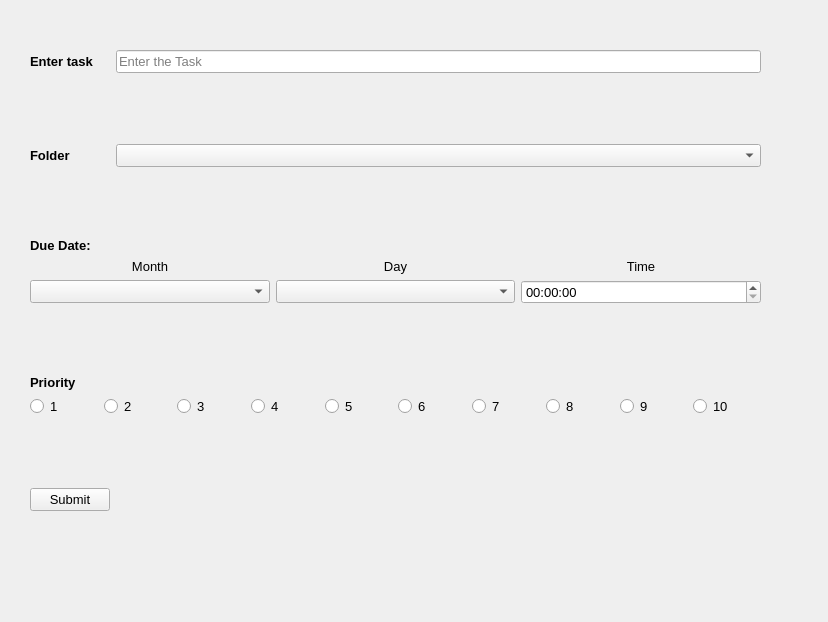
This is GUI/addTaskswindow.ui in Brian-Jane/csProject as Qt 5 draws it before an edit. The edited form follows.
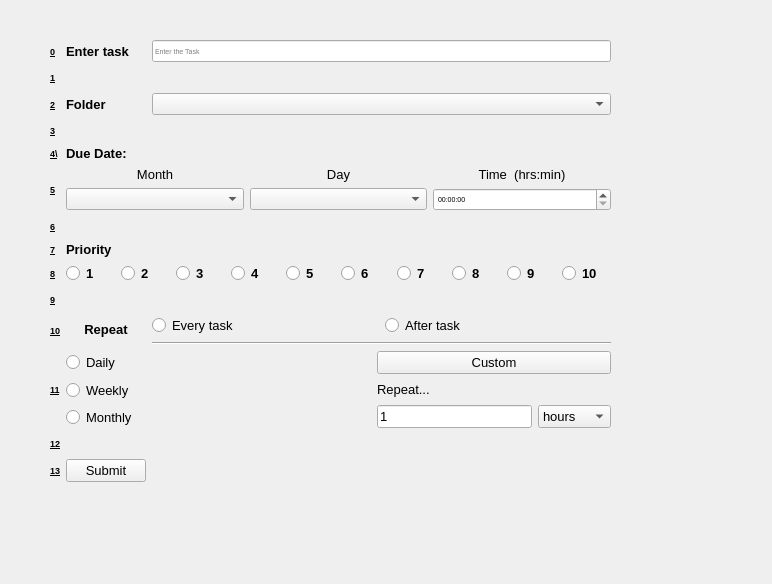
This is the edited form.

```diff
--- a/GUI/addTaskswindow.ui
+++ b/GUI/addTaskswindow.ui
@@ -6,8 +6,8 @@
    <rect>
     <x>0</x>
     <y>0</y>
-    <width>828</width>
-    <height>622</height>
+    <width>772</width>
+    <height>584</height>
    </rect>
   </property>
   <property name="windowTitle">
@@ -23,62 +23,108 @@
    <widget class="QWidget" name="gridLayoutWidget">
     <property name="geometry">
      <rect>
-      <x>30</x>
-      <y>50</y>
-      <width>731</width>
-      <height>461</height>
+      <x>50</x>
+      <y>40</y>
+      <width>561</width>
+      <height>442</height>
      </rect>
     </property>
     <property name="font">
      <font>
-      <pointsize>10</pointsize>
+      <pointsize>5</pointsize>
+      <weight>75</weight>
+      <bold>true</bold>
      </font>
     </property>
     <layout class="QGridLayout" name="gridLayout">
-     <item row="3" column="0">
-      <spacer name="verticalSpacer_2">
-       <property name="orientation">
-        <enum>Qt::Vertical</enum>
+     <item row="5" column="0">
+      <widget class="QLabel" name="label_12">
+       <property name="font">
+        <font>
+         <pointsize>7</pointsize>
+         <weight>75</weight>
+         <bold>true</bold>
+         <underline>true</underline>
+        </font>
        </property>
-       <property name="sizeHint" stdset="0">
-        <size>
-         <width>20</width>
-         <height>40</height>
-        </size>
+       <property name="text">
+        <string>4\</string>
        </property>
-      </spacer>
+      </widget>
      </item>
-     <item row="13" column="0">
-      <widget class="QPushButton" name="pushButton">
+     <item row="15" column="0">
+      <widget class="QLabel" name="label_14">
+       <property name="font">
+        <font>
+         <pointsize>7</pointsize>
+         <weight>75</weight>
+         <bold>true</bold>
+         <underline>true</underline>
+        </font>
+       </property>
        <property name="text">
-        <string>Submit</string>
+        <string>13</string>
        </property>
       </widget>
      </item>
-     <item row="0" column="1">
-      <widget class="QLineEdit" name="lineEdit">
-       <property name="placeholderText">
-        <string>Enter the Task</string>
+     <item row="0" column="0">
+      <widget class="QLabel" name="label_9">
+       <property name="font">
+        <font>
+         <pointsize>7</pointsize>
+         <weight>75</weight>
+         <bold>true</bold>
+         <underline>true</underline>
+        </font>
        </property>
+       <property name="text">
+        <string>0</string>
+       </property>
       </widget>
      </item>
-     <item row="1" column="0">
-      <spacer name="verticalSpacer_4">
-       <property name="orientation">
-        <enum>Qt::Vertical</enum>
+     <item row="6" column="0">
+      <widget class="QLabel" name="label_19">
+       <property name="font">
+        <font>
+         <pointsize>7</pointsize>
+         <weight>75</weight>
+         <bold>true</bold>
+         <underline>true</underline>
+        </font>
        </property>
-       <property name="sizeHint" stdset="0">
-        <size>
-         <width>20</width>
-         <height>40</height>
-        </size>
+       <property name="text">
+        <string>5</string>
        </property>
-      </spacer>
+      </widget>
      </item>
-     <item row="6" column="0" colspan="2">
+     <item row="2" column="1">
+      <widget class="QLabel" name="label_6">
+       <property name="font">
+        <font>
+         <pointsize>10</pointsize>
+         <weight>75</weight>
+         <bold>true</bold>
+        </font>
+       </property>
+       <property name="text">
+        <string>Folder</string>
+       </property>
+       <property name="alignment">
+        <set>Qt::AlignLeading|Qt::AlignLeft|Qt::AlignVCenter</set>
+       </property>
+      </widget>
+     </item>
+     <item row="6" column="1" colspan="2">
       <layout class="QGridLayout" name="gridLayout_2">
        <item row="1" column="0">
         <widget class="QComboBox" name="comboBox_2">
+         <property name="font">
+          <font>
+           <pointsize>5</pointsize>
+           <weight>50</weight>
+           <bold>false</bold>
+          </font>
+         </property>
          <item>
           <property name="text">
            <string/>
@@ -147,17 +193,27 @@
         </widget>
        </item>
        <item row="1" column="2">
-        <widget class="QTimeEdit" name="timeEdit"/>
+        <widget class="QTimeEdit" name="timeEdit">
+         <property name="font">
+          <font>
+           <pointsize>5</pointsize>
+           <weight>50</weight>
+           <bold>false</bold>
+          </font>
+         </property>
+        </widget>
        </item>
        <item row="0" column="2">
         <widget class="QLabel" name="label_7">
          <property name="font">
           <font>
            <pointsize>10</pointsize>
+           <weight>50</weight>
+           <bold>false</bold>
           </font>
          </property>
          <property name="text">
-          <string>Time</string>
+          <string>Time  (hrs:min)</string>
          </property>
          <property name="alignment">
           <set>Qt::AlignCenter</set>
@@ -166,6 +222,13 @@
        </item>
        <item row="1" column="1">
         <widget class="QComboBox" name="comboBox_3">
+         <property name="font">
+          <font>
+           <pointsize>5</pointsize>
+           <weight>50</weight>
+           <bold>false</bold>
+          </font>
+         </property>
          <item>
           <property name="text">
            <string/>
@@ -333,6 +396,8 @@
          <property name="font">
           <font>
            <pointsize>10</pointsize>
+           <weight>50</weight>
+           <bold>false</bold>
           </font>
          </property>
          <property name="text">
@@ -348,6 +413,8 @@
          <property name="font">
           <font>
            <pointsize>10</pointsize>
+           <weight>50</weight>
+           <bold>false</bold>
           </font>
          </property>
          <property name="text">
@@ -360,93 +427,15 @@
        </item>
       </layout>
      </item>
-     <item row="7" column="0">
-      <spacer name="verticalSpacer_3">
-       <property name="orientation">
-        <enum>Qt::Vertical</enum>
-       </property>
-       <property name="sizeHint" stdset="0">
-        <size>
-         <width>20</width>
-         <height>40</height>
-        </size>
-       </property>
-      </spacer>
-     </item>
-     <item row="4" column="0">
-      <widget class="QLabel" name="label_2">
-       <property name="font">
-        <font>
-         <pointsize>10</pointsize>
-         <weight>75</weight>
-         <bold>true</bold>
-        </font>
-       </property>
-       <property name="text">
-        <string>Due Date:</string>
-       </property>
-       <property name="alignment">
-        <set>Qt::AlignLeading|Qt::AlignLeft|Qt::AlignVCenter</set>
-       </property>
-      </widget>
-     </item>
-     <item row="10" column="0">
-      <spacer name="verticalSpacer">
-       <property name="orientation">
-        <enum>Qt::Vertical</enum>
-       </property>
-       <property name="sizeHint" stdset="0">
-        <size>
-         <width>20</width>
-         <height>40</height>
-        </size>
-       </property>
-      </spacer>
-     </item>
-     <item row="2" column="0">
-      <widget class="QLabel" name="label_6">
-       <property name="font">
-        <font>
-         <pointsize>10</pointsize>
-         <weight>75</weight>
-         <bold>true</bold>
-        </font>
-       </property>
-       <property name="text">
-        <string>Folder</string>
-       </property>
-       <property name="alignment">
-        <set>Qt::AlignLeading|Qt::AlignLeft|Qt::AlignVCenter</set>
-       </property>
-      </widget>
-     </item>
-     <item row="0" column="0">
-      <widget class="QLabel" name="label">
-       <property name="font">
-        <font>
-         <pointsize>10</pointsize>
-         <weight>75</weight>
-         <bold>true</bold>
-        </font>
-       </property>
-       <property name="text">
-        <string>Enter task </string>
-       </property>
-       <property name="alignment">
-        <set>Qt::AlignLeading|Qt::AlignLeft|Qt::AlignVCenter</set>
-       </property>
-      </widget>
-     </item>
-     <item row="2" column="1">
-      <widget class="QComboBox" name="comboBox"/>
-     </item>
-     <item row="9" column="0" colspan="2">
+     <item row="9" column="1" colspan="2">
       <layout class="QHBoxLayout" name="horizontalLayout">
        <item>
         <widget class="QRadioButton" name="radioButton">
          <property name="font">
           <font>
            <pointsize>10</pointsize>
+           <weight>75</weight>
+           <bold>true</bold>
           </font>
          </property>
          <property name="text">
@@ -459,6 +448,8 @@
          <property name="font">
           <font>
            <pointsize>10</pointsize>
+           <weight>75</weight>
+           <bold>true</bold>
           </font>
          </property>
          <property name="text">
@@ -471,6 +462,8 @@
          <property name="font">
           <font>
            <pointsize>10</pointsize>
+           <weight>75</weight>
+           <bold>true</bold>
           </font>
          </property>
          <property name="text">
@@ -483,6 +476,8 @@
          <property name="font">
           <font>
            <pointsize>10</pointsize>
+           <weight>75</weight>
+           <bold>true</bold>
           </font>
          </property>
          <property name="text">
@@ -495,6 +490,8 @@
          <property name="font">
           <font>
            <pointsize>10</pointsize>
+           <weight>75</weight>
+           <bold>true</bold>
           </font>
          </property>
          <property name="text">
@@ -507,6 +504,8 @@
          <property name="font">
           <font>
            <pointsize>10</pointsize>
+           <weight>75</weight>
+           <bold>true</bold>
           </font>
          </property>
          <property name="text">
@@ -519,6 +518,8 @@
          <property name="font">
           <font>
            <pointsize>10</pointsize>
+           <weight>75</weight>
+           <bold>true</bold>
           </font>
          </property>
          <property name="text">
@@ -531,6 +532,8 @@
          <property name="font">
           <font>
            <pointsize>10</pointsize>
+           <weight>75</weight>
+           <bold>true</bold>
           </font>
          </property>
          <property name="text">
@@ -543,6 +546,8 @@
          <property name="font">
           <font>
            <pointsize>10</pointsize>
+           <weight>75</weight>
+           <bold>true</bold>
           </font>
          </property>
          <property name="text">
@@ -555,6 +560,8 @@
          <property name="font">
           <font>
            <pointsize>10</pointsize>
+           <weight>75</weight>
+           <bold>true</bold>
           </font>
          </property>
          <property name="text">
@@ -564,7 +571,219 @@
        </item>
       </layout>
      </item>
+     <item row="7" column="0">
+      <widget class="QLabel" name="label_16">
+       <property name="font">
+        <font>
+         <pointsize>7</pointsize>
+         <weight>75</weight>
+         <bold>true</bold>
+         <underline>true</underline>
+        </font>
+       </property>
+       <property name="text">
+        <string>6</string>
+       </property>
+      </widget>
+     </item>
+     <item row="0" column="1">
+      <widget class="QLabel" name="label">
+       <property name="font">
+        <font>
+         <pointsize>10</pointsize>
+         <weight>75</weight>
+         <bold>true</bold>
+        </font>
+       </property>
+       <property name="text">
+        <string>Enter task </string>
+       </property>
+       <property name="alignment">
+        <set>Qt::AlignLeading|Qt::AlignLeft|Qt::AlignVCenter</set>
+       </property>
+      </widget>
+     </item>
+     <item row="14" column="0">
+      <widget class="QLabel" name="label_21">
+       <property name="font">
+        <font>
+         <pointsize>7</pointsize>
+         <weight>75</weight>
+         <bold>true</bold>
+         <underline>true</underline>
+        </font>
+       </property>
+       <property name="text">
+        <string>12</string>
+       </property>
+      </widget>
+     </item>
+     <item row="2" column="0">
+      <widget class="QLabel" name="label_11">
+       <property name="font">
+        <font>
+         <pointsize>7</pointsize>
+         <weight>75</weight>
+         <bold>true</bold>
+         <underline>true</underline>
+        </font>
+       </property>
+       <property name="text">
+        <string>2</string>
+       </property>
+      </widget>
+     </item>
+     <item row="3" column="1">
+      <spacer name="verticalSpacer_2">
+       <property name="orientation">
+        <enum>Qt::Vertical</enum>
+       </property>
+       <property name="sizeHint" stdset="0">
+        <size>
+         <width>20</width>
+         <height>40</height>
+        </size>
+       </property>
+      </spacer>
+     </item>
+     <item row="10" column="1">
+      <spacer name="verticalSpacer">
+       <property name="orientation">
+        <enum>Qt::Vertical</enum>
+       </property>
+       <property name="sizeHint" stdset="0">
+        <size>
+         <width>20</width>
+         <height>40</height>
+        </size>
+       </property>
+      </spacer>
+     </item>
+     <item row="9" column="0">
+      <widget class="QLabel" name="label_18">
+       <property name="font">
+        <font>
+         <pointsize>7</pointsize>
+         <weight>75</weight>
+         <bold>true</bold>
+         <underline>true</underline>
+        </font>
+       </property>
+       <property name="text">
+        <string>8</string>
+       </property>
+      </widget>
+     </item>
+     <item row="7" column="1">
+      <spacer name="verticalSpacer_3">
+       <property name="orientation">
+        <enum>Qt::Vertical</enum>
+       </property>
+       <property name="sizeHint" stdset="0">
+        <size>
+         <width>20</width>
+         <height>40</height>
+        </size>
+       </property>
+      </spacer>
+     </item>
+     <item row="10" column="0">
+      <widget class="QLabel" name="label_23">
+       <property name="font">
+        <font>
+         <pointsize>7</pointsize>
+         <weight>75</weight>
+         <bold>true</bold>
+         <underline>true</underline>
+        </font>
+       </property>
+       <property name="text">
+        <string>9</string>
+       </property>
+      </widget>
+     </item>
+     <item row="2" column="2">
+      <widget class="QComboBox" name="comboBox">
+       <property name="font">
+        <font>
+         <pointsize>5</pointsize>
+         <weight>50</weight>
+         <bold>false</bold>
+        </font>
+       </property>
+      </widget>
+     </item>
+     <item row="14" column="1">
+      <spacer name="verticalSpacer_5">
+       <property name="orientation">
+        <enum>Qt::Vertical</enum>
+       </property>
+       <property name="sizeHint" stdset="0">
+        <size>
+         <width>20</width>
+         <height>40</height>
+        </size>
+       </property>
+      </spacer>
+     </item>
      <item row="8" column="0">
+      <widget class="QLabel" name="label_15">
+       <property name="font">
+        <font>
+         <pointsize>7</pointsize>
+         <weight>75</weight>
+         <bold>true</bold>
+         <underline>true</underline>
+        </font>
+       </property>
+       <property name="text">
+        <string>7</string>
+       </property>
+      </widget>
+     </item>
+     <item row="0" column="2">
+      <widget class="QLineEdit" name="lineEdit">
+       <property name="font">
+        <font>
+         <pointsize>5</pointsize>
+         <weight>50</weight>
+         <bold>false</bold>
+        </font>
+       </property>
+       <property name="placeholderText">
+        <string>Enter the Task</string>
+       </property>
+      </widget>
+     </item>
+     <item row="1" column="1">
+      <spacer name="verticalSpacer_4">
+       <property name="orientation">
+        <enum>Qt::Vertical</enum>
+       </property>
+       <property name="sizeHint" stdset="0">
+        <size>
+         <width>20</width>
+         <height>40</height>
+        </size>
+       </property>
+      </spacer>
+     </item>
+     <item row="11" column="0">
+      <widget class="QLabel" name="label_22">
+       <property name="font">
+        <font>
+         <pointsize>7</pointsize>
+         <weight>75</weight>
+         <bold>true</bold>
+         <underline>true</underline>
+        </font>
+       </property>
+       <property name="text">
+        <string>10</string>
+       </property>
+      </widget>
+     </item>
+     <item row="8" column="1">
       <widget class="QLabel" name="label_3">
        <property name="font">
         <font>
@@ -581,6 +800,291 @@
        </property>
       </widget>
      </item>
+     <item row="3" column="0">
+      <widget class="QLabel" name="label_13">
+       <property name="font">
+        <font>
+         <pointsize>7</pointsize>
+         <weight>75</weight>
+         <bold>true</bold>
+         <underline>true</underline>
+        </font>
+       </property>
+       <property name="text">
+        <string>3</string>
+       </property>
+      </widget>
+     </item>
+     <item row="12" column="0">
+      <widget class="QLabel" name="label_20">
+       <property name="font">
+        <font>
+         <pointsize>7</pointsize>
+         <weight>75</weight>
+         <bold>true</bold>
+         <underline>true</underline>
+        </font>
+       </property>
+       <property name="text">
+        <string>11</string>
+       </property>
+      </widget>
+     </item>
+     <item row="15" column="1">
+      <widget class="QPushButton" name="pushButton">
+       <property name="font">
+        <font>
+         <pointsize>10</pointsize>
+         <weight>50</weight>
+         <bold>false</bold>
+        </font>
+       </property>
+       <property name="text">
+        <string>Submit</string>
+       </property>
+       <property name="checkable">
+        <bool>true</bool>
+       </property>
+       <property name="flat">
+        <bool>false</bool>
+       </property>
+      </widget>
+     </item>
+     <item row="5" column="1">
+      <widget class="QLabel" name="label_2">
+       <property name="font">
+        <font>
+         <pointsize>10</pointsize>
+         <weight>75</weight>
+         <bold>true</bold>
+        </font>
+       </property>
+       <property name="text">
+        <string>Due Date:</string>
+       </property>
+       <property name="alignment">
+        <set>Qt::AlignLeading|Qt::AlignLeft|Qt::AlignVCenter</set>
+       </property>
+      </widget>
+     </item>
+     <item row="11" column="1">
+      <widget class="QPushButton" name="pushButton_2">
+       <property name="font">
+        <font>
+         <pointsize>10</pointsize>
+         <weight>75</weight>
+         <bold>true</bold>
+        </font>
+       </property>
+       <property name="text">
+        <string>Repeat</string>
+       </property>
+       <property name="checkable">
+        <bool>true</bool>
+       </property>
+       <property name="flat">
+        <bool>true</bool>
+       </property>
+      </widget>
+     </item>
+     <item row="11" column="2">
+      <layout class="QGridLayout" name="gridLayout_3">
+       <item row="0" column="0">
+        <widget class="QRadioButton" name="radioButton_11">
+         <property name="font">
+          <font>
+           <pointsize>10</pointsize>
+           <weight>50</weight>
+           <bold>false</bold>
+          </font>
+         </property>
+         <property name="text">
+          <string>Every task</string>
+         </property>
+        </widget>
+       </item>
+       <item row="0" column="1">
+        <widget class="QRadioButton" name="radioButton_12">
+         <property name="font">
+          <font>
+           <pointsize>10</pointsize>
+           <weight>50</weight>
+           <bold>false</bold>
+          </font>
+         </property>
+         <property name="text">
+          <string>After task</string>
+         </property>
+        </widget>
+       </item>
+       <item row="1" column="0" colspan="2">
+        <widget class="Line" name="line">
+         <property name="orientation">
+          <enum>Qt::Horizontal</enum>
+         </property>
+        </widget>
+       </item>
+      </layout>
+     </item>
+     <item row="1" column="0">
+      <widget class="QLabel" name="label_10">
+       <property name="font">
+        <font>
+         <pointsize>7</pointsize>
+         <weight>75</weight>
+         <bold>true</bold>
+         <underline>true</underline>
+        </font>
+       </property>
+       <property name="text">
+        <string>1</string>
+       </property>
+      </widget>
+     </item>
+     <item row="12" column="1" colspan="2">
+      <layout class="QGridLayout" name="gridLayout_4">
+       <item row="0" column="0">
+        <widget class="QRadioButton" name="radioButton_13">
+         <property name="font">
+          <font>
+           <pointsize>10</pointsize>
+           <weight>50</weight>
+           <bold>false</bold>
+          </font>
+         </property>
+         <property name="text">
+          <string>Daily</string>
+         </property>
+        </widget>
+       </item>
+       <item row="0" column="2">
+        <widget class="QPushButton" name="pushButton_3">
+         <property name="font">
+          <font>
+           <pointsize>10</pointsize>
+           <weight>50</weight>
+           <italic>false</italic>
+           <bold>false</bold>
+           <underline>false</underline>
+          </font>
+         </property>
+         <property name="text">
+          <string>Custom</string>
+         </property>
+         <property name="checkable">
+          <bool>true</bool>
+         </property>
+         <property name="flat">
+          <bool>false</bool>
+         </property>
+        </widget>
+       </item>
+       <item row="0" column="1">
+        <spacer name="horizontalSpacer">
+         <property name="orientation">
+          <enum>Qt::Horizontal</enum>
+         </property>
+         <property name="sizeHint" stdset="0">
+          <size>
+           <width>78</width>
+           <height>21</height>
+          </size>
+         </property>
+        </spacer>
+       </item>
+       <item row="2" column="2" rowspan="2">
+        <layout class="QGridLayout" name="gridLayout_5">
+         <item row="1" column="1">
+          <widget class="QComboBox" name="comboBox_4">
+           <property name="font">
+            <font>
+             <pointsize>10</pointsize>
+             <weight>50</weight>
+             <bold>false</bold>
+            </font>
+           </property>
+           <item>
+            <property name="text">
+             <string>hours</string>
+            </property>
+           </item>
+           <item>
+            <property name="text">
+             <string>days</string>
+            </property>
+           </item>
+           <item>
+            <property name="text">
+             <string>weeks</string>
+            </property>
+           </item>
+           <item>
+            <property name="text">
+             <string>months</string>
+            </property>
+           </item>
+          </widget>
+         </item>
+         <item row="1" column="0">
+          <widget class="QLineEdit" name="lineEdit_2">
+           <property name="font">
+            <font>
+             <pointsize>10</pointsize>
+             <weight>50</weight>
+             <bold>false</bold>
+            </font>
+           </property>
+           <property name="text">
+            <string>1</string>
+           </property>
+          </widget>
+         </item>
+         <item row="0" column="0">
+          <widget class="QLabel" name="label_8">
+           <property name="font">
+            <font>
+             <pointsize>10</pointsize>
+             <weight>50</weight>
+             <bold>false</bold>
+            </font>
+           </property>
+           <property name="text">
+            <string>Repeat...</string>
+           </property>
+          </widget>
+         </item>
+        </layout>
+       </item>
+       <item row="2" column="0">
+        <widget class="QRadioButton" name="radioButton_15">
+         <property name="font">
+          <font>
+           <pointsize>10</pointsize>
+           <weight>50</weight>
+           <bold>false</bold>
+          </font>
+         </property>
+         <property name="text">
+          <string>Weekly</string>
+         </property>
+        </widget>
+       </item>
+       <item row="3" column="0">
+        <widget class="QRadioButton" name="radioButton_16">
+         <property name="font">
+          <font>
+           <pointsize>10</pointsize>
+           <weight>50</weight>
+           <bold>false</bold>
+          </font>
+         </property>
+         <property name="text">
+          <string>Monthly</string>
+         </property>
+        </widget>
+       </item>
+      </layout>
+     </item>
     </layout>
    </widget>
   </widget>
```
